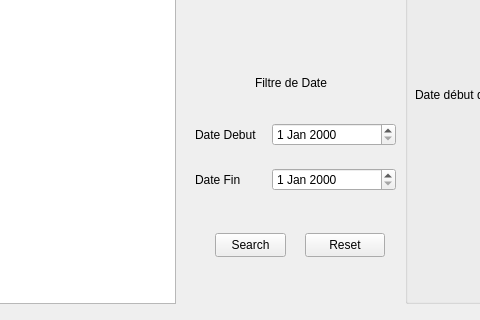
Old version of the form cruds/calendriercrud.ui in the repository Frankral/ProjetFinL1; both pictures show x 195 to 675 and y 97 to 417 of the 913 by 417 pixel window.
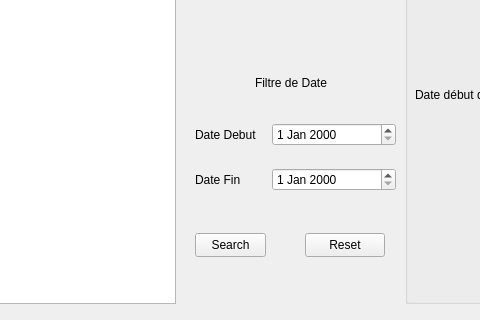
New version of the form.

Diff of the .ui file:
```diff
--- a/cruds/calendriercrud.ui
+++ b/cruds/calendriercrud.ui
@@ -175,7 +175,7 @@
   <widget class="QPushButton" name="searchButton">
    <property name="geometry">
     <rect>
-     <x>410</x>
+     <x>390</x>
      <y>330</y>
      <width>71</width>
      <height>24</height>
```
Left out of the diff: 12 changed lines with no effect on the pictures.
